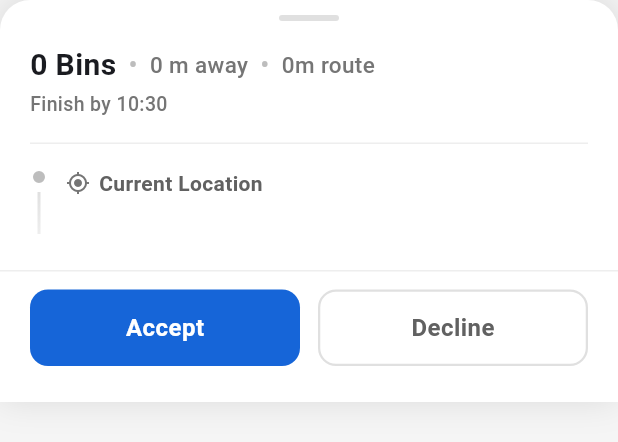
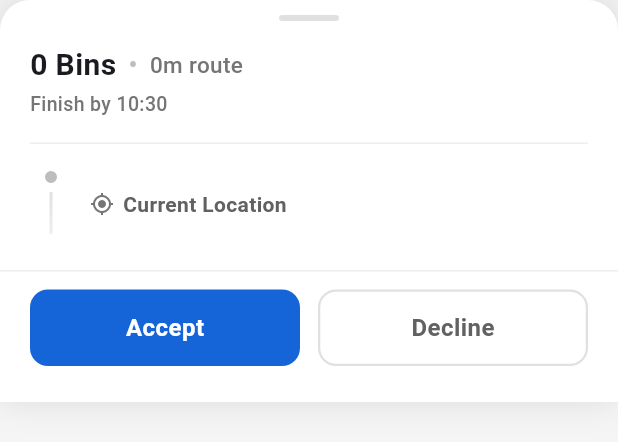
Before and after one commit to tapplerdev/ropacalapp, a Flutter app: the ShiftAcceptanceBottomSheet widget shown alone on an empty page, opened directly with empty values, on a phone screen of 412 x 824 dp. Shown: the top 442 px of the screen. Run offline on Flutter 3.47's test engine with Material 3 defaults, Android fonts, the phone set to English and light mode, and no system bars; our stand-ins replace action_slider, dio, firebase_core, firebase_messaging, flutter_compass, flutter_dotenv and 14 more; missing offline and left inert: google_navigation_flutter, mapbox_maps_flutter; accounts and stored records are empty; generated files the repository leaves out were written again; network calls fail.

Commit message:
Fix timeline alignment and remove redundant text in shift acceptance sheet
Resolved UX issues with timeline display to improve visual clarity and
reduce information redundancy.

**Issues Fixed:**

1. **Removed Duplicate Priority Warning**
   - Was showing "⚠️ 1 urgent bin" twice (header + timeline)
   - Now shows urgency ONLY in top-right badge
   - Cleaner, less repetitive interface

2. **Hide Distance When Zero**
   - Before: "1 Bin • 0 m away • 1h route"
   - After: "1 Bin • 1h route" (when distance is 0)
   - Conditional rendering: Only show distance if > 0 km
   - Makes more sense for drivers starting at depot

3. **Removed "0 m to first bin" Text**
   - Redundant with header distance info
   - Cluttered timeline unnecessarily
   - Now timeline shows ONLY "Current Location" icon + text

4. **Fixed Timeline Alignment**
   - Changed CrossAxisAlignment from .start to .center
   - Wrapped dots in SizedBox(width: 28) to match badge width
   - Current Location dot now aligns perfectly with numbered badges
   - Text labels align horizontally with their markers

**Technical Changes:**

- Removed unused highPriorityCount variable
- Changed timeline Row crossAxisAlignment to center
- Added SizedBox wrapper around start point dot (28px width)
- Moved padding from inner Column to outer Padding widget
- Simplified Current Location to single Row (removed nested Column)
- Added conditional rendering for distance display

**Visual Improvements:**

✅ Timeline dots and badges are perfectly aligned
✅ No more floating "0 m" text cluttering the UI
✅ Single source of truth for urgency (top-right badge only)
✅ Cleaner, more professional appearance
✅ Better vertical rhythm throughout timeline

🤖 Generated with [Claude Code](https://claude.com/claude-code)

Co-Authored-By: Claude <noreply@anthropic.com>

```diff
--- a/lib/features/driver/widgets/shift_acceptance_bottom_sheet.dart
+++ b/lib/features/driver/widgets/shift_acceptance_bottom_sheet.dart
@@ -25,11 +25,7 @@ class ShiftAcceptanceBottomSheet extends StatelessWidget {
     final formattedTime = '${estimatedEndTime.hour}:'
         '${estimatedEndTime.minute.toString().padLeft(2, '0')}';
 
-    // Calculate priority counts
-    final highPriorityCount = shiftOverview.routeBins
-        .where((bin) => bin.fillPercentage >= 80)
-        .length;
-
+    // Calculate average fill percentage for urgency indicator
     final avgFillPercentage = shiftOverview.routeBins.isEmpty
         ? 0
         : shiftOverview.routeBins
@@ -101,6 +97,8 @@ class ShiftAcceptanceBottomSheet extends StatelessWidget {
                                       height: 1.0,
                                     ),
                                   ),
+                                  // Only show distance if > 0
+                                  if (shiftOverview.totalDistanceKm > 0) ...[
                                     Text(
                                       '•',
                                       style: TextStyle(
@@ -116,6 +114,7 @@ class ShiftAcceptanceBottomSheet extends StatelessWidget {
                                         color: Colors.grey.shade600,
                                       ),
                                     ),
+                                  ],
                                   Text(
                                     '•',
                                     style: TextStyle(
@@ -178,21 +177,6 @@ class ShiftAcceptanceBottomSheet extends StatelessWidget {
                                 ),
                               ),
                           ],
-                        ),
-
-                        // Priority summary
-                        if (highPriorityCount > 0)
-                          Padding(
-                            padding: const EdgeInsets.only(top: 6),
-                            child: Text(
-                              '⚠️  $highPriorityCount urgent '
-                              '${highPriorityCount == 1 ? 'bin' : 'bins'}',
-                              style: TextStyle(
-                                fontSize: 13,
-                                fontWeight: FontWeight.w600,
-                                color: Colors.red.shade700,
-                              ),
-                            ),
                         ),
 
                         // Finish time
@@ -334,10 +318,12 @@ class ShiftAcceptanceBottomSheet extends StatelessWidget {
 
   Widget _buildTimelineStartPoint() {
     return Row(
-      crossAxisAlignment: CrossAxisAlignment.start,
+      crossAxisAlignment: CrossAxisAlignment.center,
       children: [
-        // Dot and line
-        Column(
+        // Dot and line container (28px to match bin badges)
+        SizedBox(
+          width: 28,
+          child: Column(
             children: [
               // Start dot
               Container(
@@ -370,17 +356,13 @@ class ShiftAcceptanceBottomSheet extends StatelessWidget {
               ),
             ],
           ),
+        ),
 
         const SizedBox(width: 12),
 
         // Location info
         Expanded(
-          child: Padding(
-            padding: const EdgeInsets.only(bottom: 4),
-            child: Column(
-              crossAxisAlignment: CrossAxisAlignment.start,
-              children: [
-                Row(
+          child: Row(
             children: [
               Icon(
                 Icons.my_location,
@@ -398,22 +380,6 @@ class ShiftAcceptanceBottomSheet extends StatelessWidget {
               ),
             ],
           ),
-                // Distance to first bin
-                if (shiftOverview.routeBins.isNotEmpty)
-                  Padding(
-                    padding: const EdgeInsets.only(top: 4, left: 22),
-                    child: Text(
-                      '${shiftOverview.distanceFormatted} to first bin',
-                      style: TextStyle(
-                        fontSize: 12,
-                        fontWeight: FontWeight.w500,
-                        color: Colors.grey.shade500,
-                      ),
-                    ),
-                  ),
-              ],
-            ),
-          ),
         ),
       ],
     );
@@ -428,11 +394,15 @@ class ShiftAcceptanceBottomSheet extends StatelessWidget {
     final isUrgent = bin.fillPercentage >= 80;
     final isMedium = bin.fillPercentage >= 50 && bin.fillPercentage < 80;
 
-    return Row(
-      crossAxisAlignment: CrossAxisAlignment.start,
+    return Padding(
+      padding: EdgeInsets.only(bottom: isLast ? 0 : 8),
+      child: Row(
+        crossAxisAlignment: CrossAxisAlignment.center,
         children: [
-        // Numbered dot and line
-        Column(
+          // Numbered badge with line below
+          SizedBox(
+            width: 28,
+            child: Column(
               children: [
                 // Numbered badge
                 Container(
@@ -479,13 +449,12 @@ class ShiftAcceptanceBottomSheet extends StatelessWidget {
                   ),
               ],
             ),
+          ),
 
           const SizedBox(width: 12),
 
           // Bin details
           Expanded(
-          child: Padding(
-            padding: EdgeInsets.only(bottom: isLast ? 0 : 8),
             child: Column(
               crossAxisAlignment: CrossAxisAlignment.start,
               children: [
@@ -541,8 +510,8 @@ class ShiftAcceptanceBottomSheet extends StatelessWidget {
               ],
             ),
           ),
+        ],
       ),
-      ],
     );
   }
 
```
Lines whose indentation alone changed are shown as unchanged.
